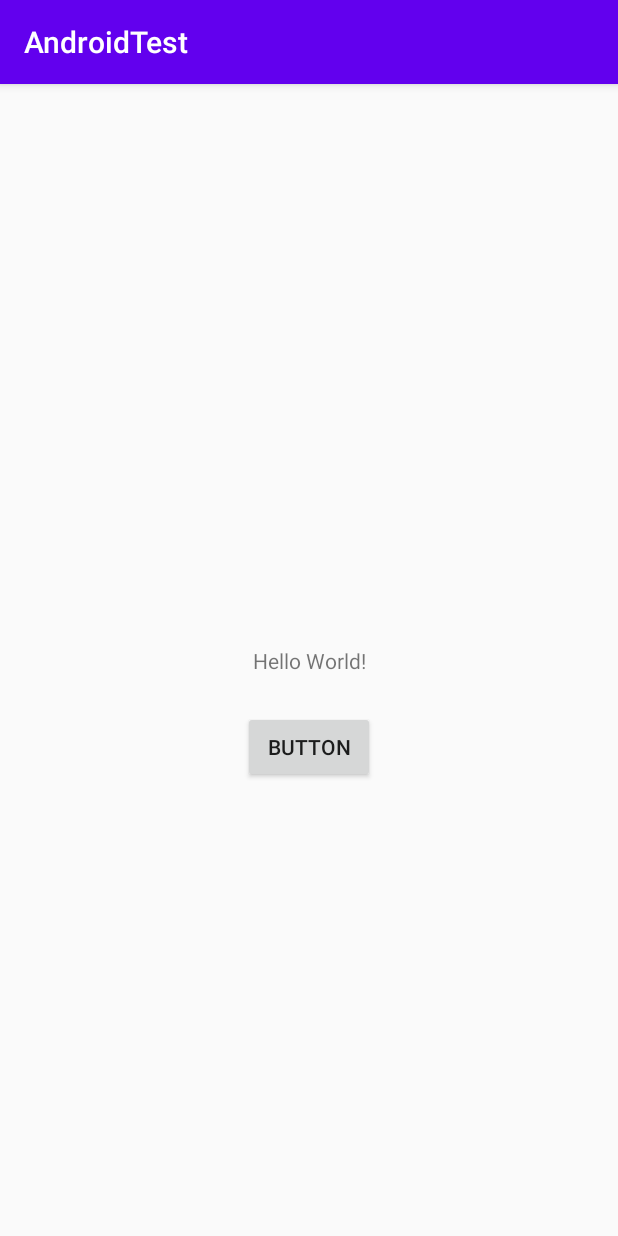
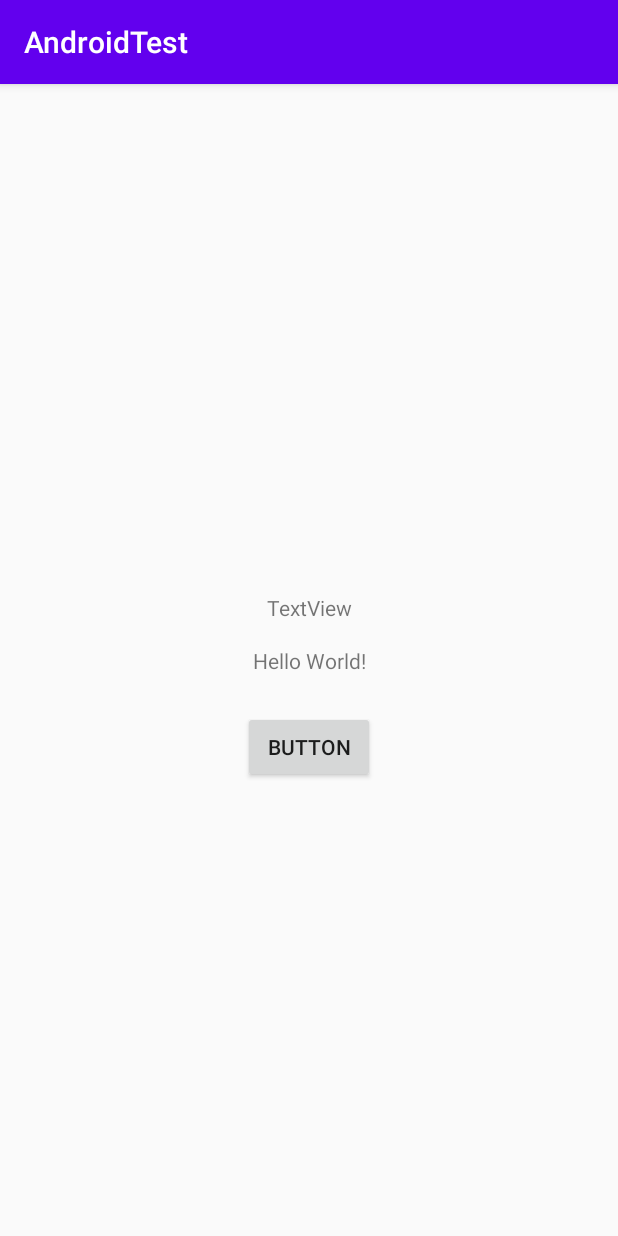
Before and after one commit to looby10120/AndroidTest, an Android app: the screen it shows after launch (MainActivity), on a phone screen of 412 x 824 dp. Run offline under Robolectric (Android 15) with nearby library versions, the phone set to English and light mode, and no system bars.

Commit message:
added a text field.

```diff
--- a/app/src/main/res/layout/activity_main.xml
+++ b/app/src/main/res/layout/activity_main.xml
@@ -26,4 +26,14 @@
         app:layout_constraintStart_toStartOf="parent"
         app:layout_constraintTop_toBottomOf="@+id/textView" />
 
+    <TextView
+        android:id="@+id/textView2"
+        android:layout_width="wrap_content"
+        android:layout_height="wrap_content"
+        android:layout_marginBottom="16dp"
+        android:text="TextView"
+        app:layout_constraintBottom_toTopOf="@+id/textView"
+        app:layout_constraintEnd_toEndOf="parent"
+        app:layout_constraintStart_toStartOf="parent" />
+
 </androidx.constraintlayout.widget.ConstraintLayout>
```
